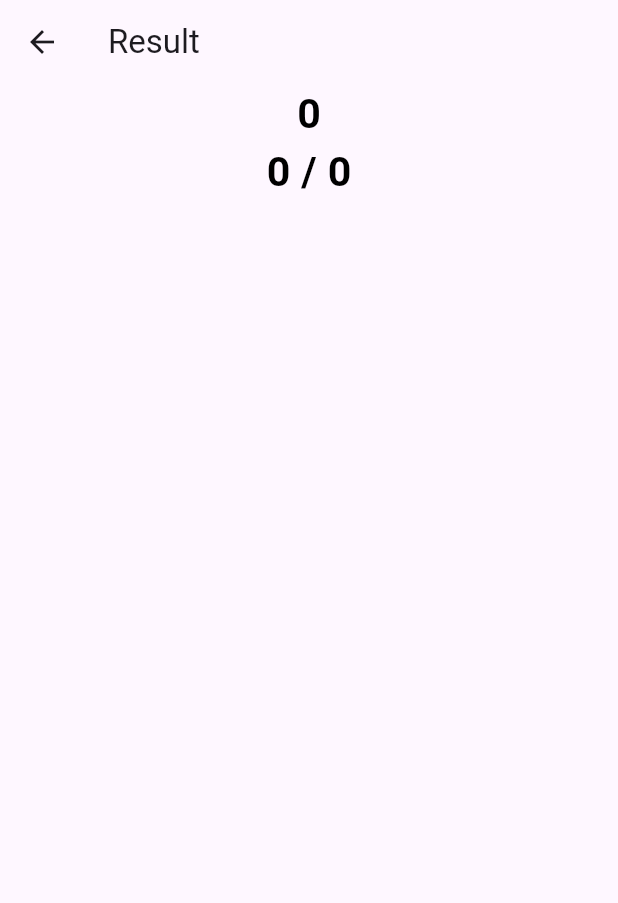
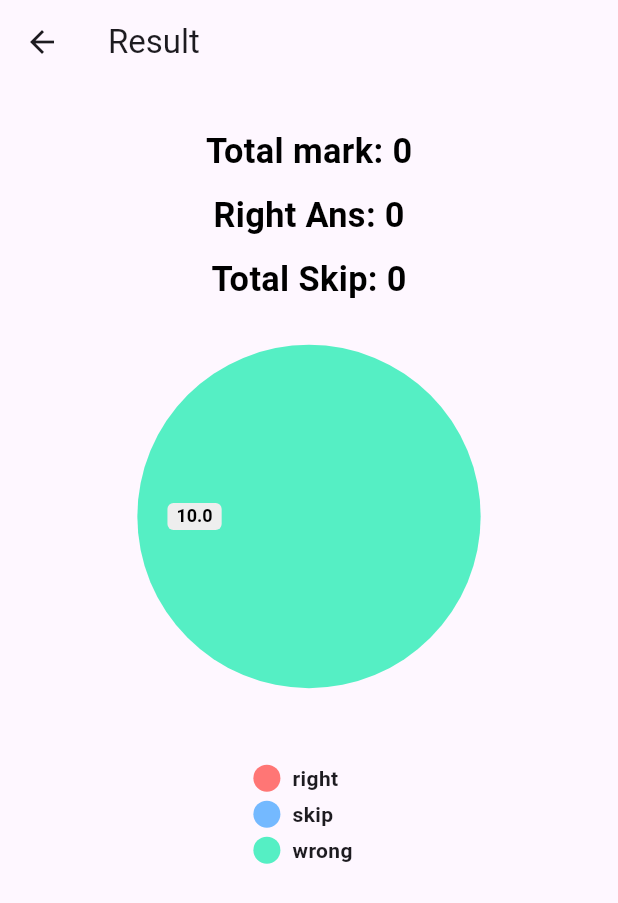
Before and after one commit to naimulhassan2001/Quiz-App, a Flutter app: the ResultScreen screen opened by its route, on a phone screen of 412 x 824 dp. Shown: the top 903 px of the screen. Run offline on Flutter 3.47's test engine with Material 3 defaults, Android fonts, the phone set to English and light mode, and no system bars; drawn by our look-alikes of pie_chart; our stand-ins replace audioplayers, flutter_screenutil, get.

Commit message:
add result, pie chat and audio

```diff
--- a/lib/controller/quiz_controller.dart
+++ b/lib/controller/quiz_controller.dart
@@ -1,6 +1,8 @@
 import 'dart:ui';
 
+import 'package:audioplayers/audioplayers.dart';
 import 'package:get/get.dart';
+import 'package:quiz_app/utils/audio/app_audio.dart';
 import '../core/app_route/app_route.dart';
 import '../utils/colors/app_colors.dart';
 
@@ -206,13 +208,15 @@ class QuizController extends GetxController {
 
   RxInt questionNumber = 0.obs;
 
-  RxInt rightAnsNumber = 0.obs;
+  RxDouble rightAnsNumber = 0.0.obs;
 
-  RxInt ansNumber = 0.obs;
-  RxInt skipNumber = 0.obs;
+  RxDouble ansNumber = 0.0.obs;
+  RxDouble skipNumber = 0.0.obs;
 
   RxString isSelected = "".obs;
   RxString rightAns = "".obs;
+
+  final player = AudioPlayer();
 
   RxBool isNext = false.obs;
 
@@ -220,16 +224,20 @@ class QuizController extends GetxController {
 
   Color rightAnsColors = AppColors.white100;
 
-  submitButton(String selectText) {
+  selectItem(String selectText) async {
     color = AppColors.red100;
     rightAnsColors = AppColors.green100;
     isNext.value = true;
     ansNumber.value = ansNumber.value + 1;
+    isSelected.value = selectText;
+
     if (selectText == rightAns.value) {
       color = AppColors.green100;
       rightAnsNumber.value = rightAnsNumber.value + 1;
+      await player.play(AssetSource(AppAudio.right));
+    } else {
+      await player.play(AssetSource(AppAudio.wrong));
     }
-    isSelected.value = selectText;
   }
 
   listItemColors(String selectAns) {
@@ -244,7 +252,7 @@ class QuizController extends GetxController {
     return returnColor;
   }
 
-  nextQuestion() {
+  nextButton() {
     color = AppColors.black10;
     isSelected = "".obs;
     rightAns = "".obs;
@@ -260,8 +268,8 @@ class QuizController extends GetxController {
     }
   }
 
-  skipQuestion() {
-    if (questionNumber.value <= 9) {
+  skipButton() {
+    if (skipNumber.value <= 9) {
       if (questionNumber.value + 1 != quizList.length) {
         questionNumber.value = questionNumber.value + 1;
         skipNumber.value = skipNumber.value + 1;
--- a/lib/core/app_route/app_route.dart
+++ b/lib/core/app_route/app_route.dart
@@ -1,26 +1,17 @@
 import 'package:get/get.dart';
 
-import 'package:quiz_app/view/screen/home/home_screen.dart';
 import 'package:quiz_app/view/screen/quiz/quiz_screen.dart';
 import 'package:quiz_app/view/screen/result/result_screen.dart';
 import 'package:quiz_app/view/screen/welcome/welcome_screen.dart';
 
 class AppRoute {
-
-
   static const String welcome = "/welcome_screen.dart";
   static const String quiz = "/quiz_screen.dart";
-  static const String homeScreen = "/home_screen.dart";
   static const String result = "/result_screen.dart";
-
-
-
-
 
   static List<GetPage> routes = [
     GetPage(name: welcome, page: () => const WelcomeScreen()),
     GetPage(name: quiz, page: () => QuizScreen()),
-    GetPage(name: homeScreen, page: () => const HomeScreen()),
     GetPage(name: result, page: () => ResultScreen()),
   ];
 }
--- /dev/null
+++ b/lib/utils/audio/app_audio.dart
@@ -0,0 +1,6 @@
+
+
+class AppAudio {
+  static const String right= "audio/right.mp3" ;
+  static const String wrong= "audio/wrong.mp3" ;
+}
--- a/lib/view/screen/quiz/quiz_screen.dart
+++ b/lib/view/screen/quiz/quiz_screen.dart
@@ -3,7 +3,6 @@ import 'package:flutter_screenutil/flutter_screenutil.dart';
 import 'package:get/get.dart';
 import 'package:quiz_app/utils/string/app_strings.dart';
 import 'package:quiz_app/view/screen/quiz/inner_widget/question.dart';
-import 'package:quiz_app/view/widget/Text/custom_text.dart';
 
 import '../../../controller/quiz_controller.dart';
 
@@ -23,6 +22,8 @@ class QuizScreen extends StatelessWidget {
       ),
       body: Padding(
         padding: EdgeInsets.symmetric(horizontal: 20.w, vertical: 24.h),
+        child: Padding(
+          padding: EdgeInsets.symmetric(horizontal: 20.w, vertical: 24.h),
           child: Column(
             children: [
 
@@ -34,6 +35,7 @@ class QuizScreen extends StatelessWidget {
             ],
           ),
         ),
+      ),
     );
   }
 }
--- a/lib/view/screen/result/result_screen.dart
+++ b/lib/view/screen/result/result_screen.dart
@@ -1,9 +1,9 @@
 import 'package:flutter/material.dart';
 import 'package:flutter_screenutil/flutter_screenutil.dart';
 import 'package:get/get.dart';
+import 'package:pie_chart/pie_chart.dart';
 import 'package:quiz_app/controller/quiz_controller.dart';
 import 'package:quiz_app/utils/string/app_strings.dart';
-
 import '../../widget/Text/custom_text.dart';
 
 class ResultScreen extends StatelessWidget {
@@ -11,33 +11,73 @@ class ResultScreen extends StatelessWidget {
 
   QuizController quizController = Get.put(QuizController());
 
+
+
   @override
   Widget build(BuildContext context) {
+
+    Map<String, double> dataMap = {
+      "right": quizController.rightAnsNumber.value,
+      "skip": quizController.skipNumber.value,
+      "wrong": 10- quizController.rightAnsNumber.value,
+    };
+
     return Scaffold(
       appBar: AppBar(
         title: const Text(AppString.result),
       ),
-      body: Column(
+      body: Padding(
+        padding: EdgeInsets.symmetric(horizontal: 20.w, vertical: 24.h),
+        child: Column(
           children: [
             Obx(
               () => CustomText(
-              text: quizController.ansNumber.value.toString(),
+                text:
+                    "Total mark: ${quizController.ansNumber.value.ceil()}",
                 alignment: Alignment.center,
-              fontSize: 24.sp,
+                fontSize: 20.sp,
                 fontWeight: FontWeight.w600,
               ),
             ),
+            SizedBox(height: 8.h,),
+
             Obx(
               () => CustomText(
                 text:
-                  "${quizController.questionNumber.value } / ${quizController.rightAnsNumber.value}",
+                    "Right Ans: ${quizController.rightAnsNumber.value.ceil()}",
                 alignment: Alignment.center,
-              fontSize: 24.sp,
+                fontSize: 20.sp,
                 fontWeight: FontWeight.w600,
+              ),
+            ),
+            SizedBox(height: 8.h,),
+            Obx(
+              () => CustomText(
+                text:
+                    "Total Skip: ${quizController.skipNumber.value.ceil()}",
+                alignment: Alignment.center,
+                fontSize: 20.sp,
+                fontWeight: FontWeight.w600,
+              ),
+            ),
+            SizedBox(height: 16.h,),
+
+            Center(
+              child: PieChart(
+                dataMap: dataMap,
+                chartRadius: 200.r,
+                legendOptions:
+                    const LegendOptions(legendPosition: LegendPosition.bottom),
+                chartValuesOptions:
+                    const ChartValuesOptions(
+                      showChartValues: true,
+
+                    ),
               ),
             )
           ],
         ),
+      ),
     );
   }
 }
--- a/lib/view/widget/button/custom_button.dart
+++ b/lib/view/widget/button/custom_button.dart
@@ -45,7 +45,8 @@ class CustomButton extends StatelessWidget {
               fontWeight: fontWeight,
             ),
           ),
-          )),
+        ),
+      ),
     );
   }
 }
```
Also changed, not shown: lib/view/screen/home/home_screen.dart (deleted, +0 -21 lines), lib/view/screen/quiz/inner_widget/question.dart (+5 -5 lines), lib/view/screen/welcome/welcome_screen.dart (+8 -3 lines), pubspec.yaml (+5 -3 lines), pubspec.lock, 2 other files. Lines whose indentation alone changed are shown as unchanged.
